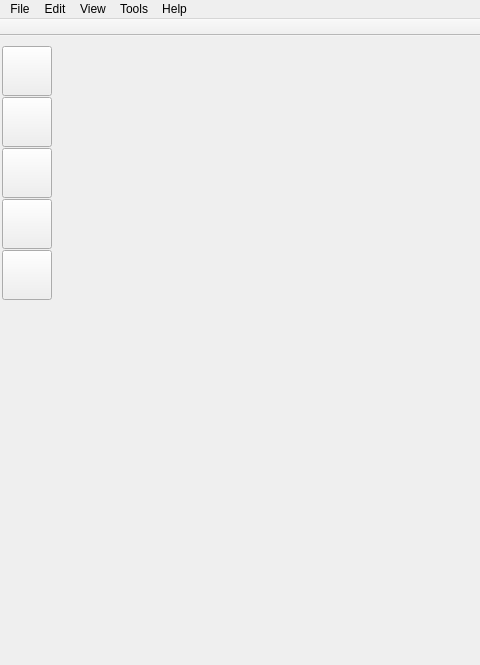
Old version of the form ui/main_window.ui in the repository zkovari/plotlyst; both pictures show x 0 to 480 and y 0 to 665 of the 865 by 665 pixel window.
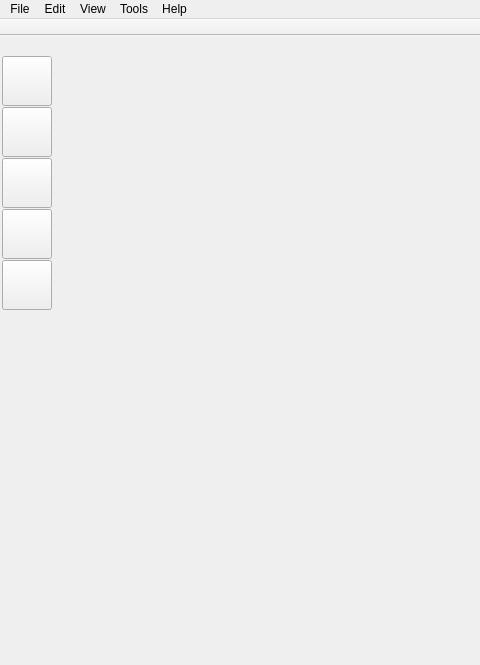
New version of the form. Custom widgets are drawn as their Qt base class.

Patch:
```diff
--- a/ui/main_window.ui
+++ b/ui/main_window.ui
@@ -92,12 +92,12 @@
               <enum>Qt::Vertical</enum>
              </property>
              <property name="sizeType">
-              <enum>QSizePolicy::Preferred</enum>
+              <enum>QSizePolicy::Fixed</enum>
              </property>
              <property name="sizeHint" stdset="0">
               <size>
                <width>10</width>
-               <height>10</height>
+               <height>20</height>
               </size>
              </property>
             </spacer>
```
Left out of the diff: 1 changed line with no effect on the pictures.
